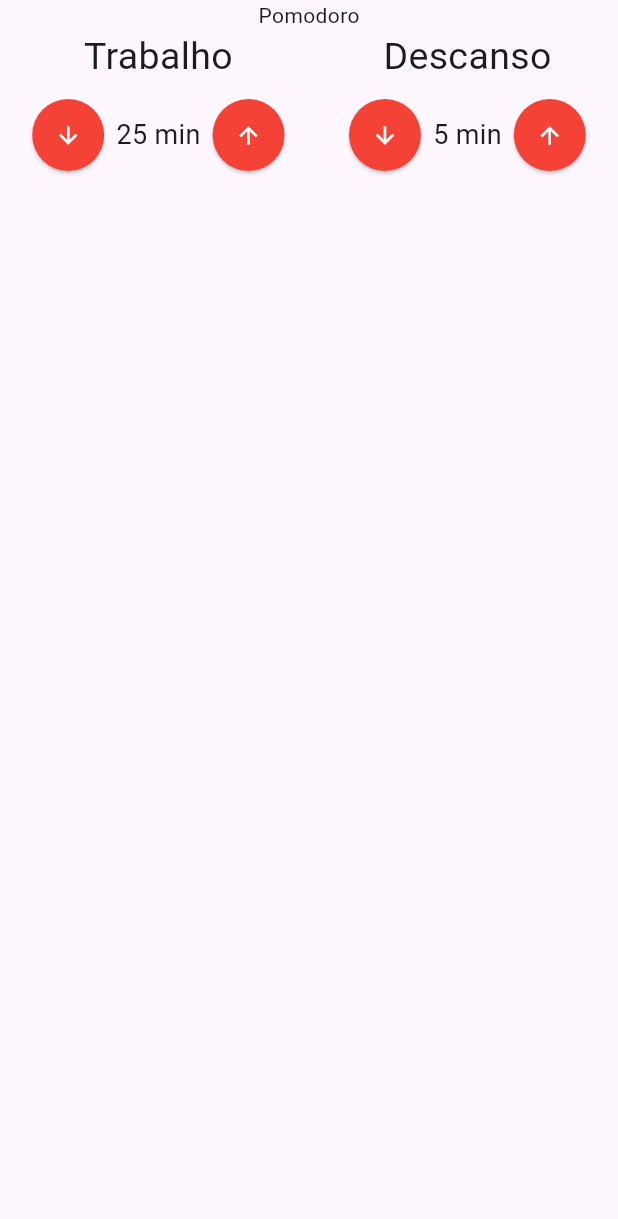
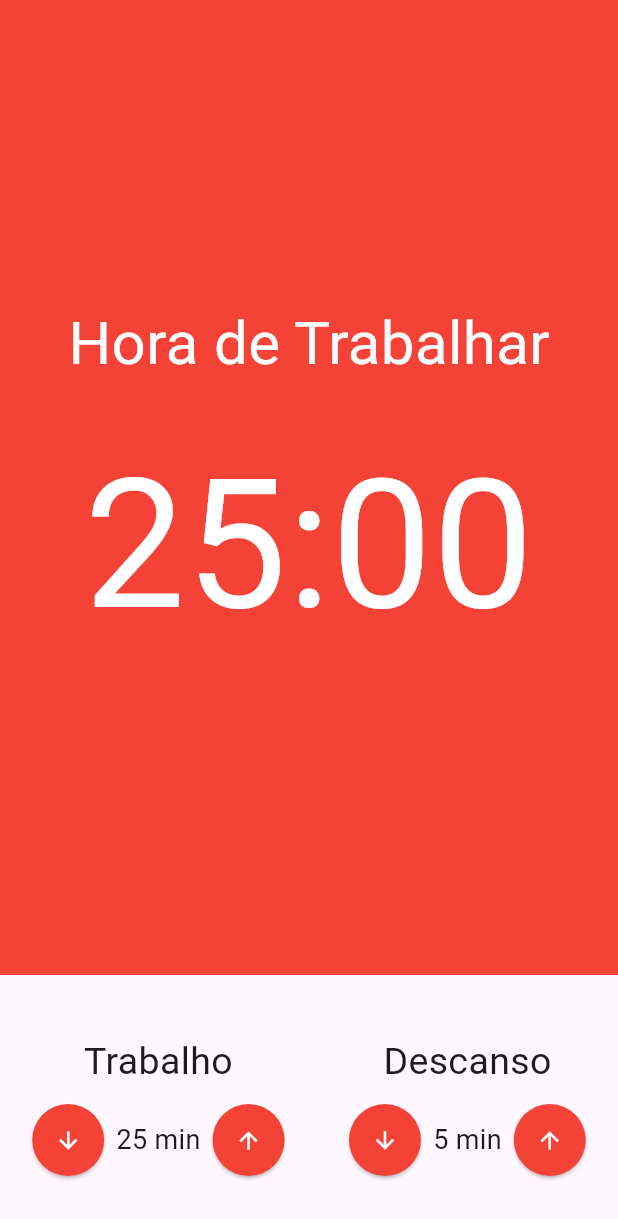
Before and after one commit to Jo-Analyst/promodoro, a Flutter app: the screen it shows after launch, on a phone screen of 412 x 824 dp. Shown: the top 1219 px of the screen. Run offline on Flutter 3.47's test engine with Material 3 defaults, Android fonts, the phone set to English and light mode, and no system bars; our stand-ins replace mobx; generated files the repository leaves out were written again.

Commit message:
459. Componente Cronômetro

```diff
--- /dev/null
+++ b/lib/components/cronometro.dart
@@ -0,0 +1,28 @@
+import 'package:flutter/material.dart';
+
+class Cronometro extends StatelessWidget {
+  const Cronometro({super.key});
+
+  @override
+  Widget build(BuildContext context) {
+    return Container(
+      color: Colors.red,
+      child: const Column(
+        mainAxisAlignment: MainAxisAlignment.center,
+        children: [
+          Text(
+            'Hora de Trabalhar',
+            style: TextStyle(fontSize: 40, color: Colors.white),
+          ),
+          SizedBox(
+            height: 20,
+          ),
+          Text(
+            '25:00',
+            style: TextStyle(fontSize: 120, color: Colors.white),
+          )
+        ],
+      ),
+    );
+  }
+}
--- a/lib/components/entrada_tempo.dart
+++ b/lib/components/entrada_tempo.dart
@@ -18,7 +18,7 @@
       children: [
         Text(
           titulo,
-          style: TextStyle(fontSize: 25),
+          style: const TextStyle(fontSize: 25),
         ),
         const SizedBox(height: 10),
         Row(
@@ -38,7 +38,7 @@
             ),
             Text(
               '$valor min',
-              style: TextStyle(fontSize: 18),
+              style: const TextStyle(fontSize: 18),
             ),
             ElevatedButton(
               onPressed: () {},
--- a/lib/pages/pomodoro.dart
+++ b/lib/pages/pomodoro.dart
@@ -1,4 +1,5 @@
 import 'package:flutter/material.dart';
+import 'package:pomodoro/components/cronometro.dart';
 import 'package:pomodoro/components/entrada_tempo.dart';
 
 class Pomodoro extends StatelessWidget {
@@ -8,14 +9,18 @@
   Widget build(BuildContext context) {
     return const Scaffold(
       body: Column(
+        crossAxisAlignment: CrossAxisAlignment.stretch,
         children: [
-          Text("Pomodoro"),
-          Row(
-            mainAxisAlignment: MainAxisAlignment.spaceAround,
-            children: [
-              EntradaTempo(titulo: 'Trabalho', valor: 25),
-              EntradaTempo(titulo: 'Descanso', valor: 5)
-            ],
+          Expanded(child: Cronometro()),
+          Padding(
+            padding: EdgeInsets.symmetric(vertical: 40),
+            child: Row(
+              mainAxisAlignment: MainAxisAlignment.spaceAround,
+              children: [
+                EntradaTempo(titulo: 'Trabalho', valor: 25),
+                EntradaTempo(titulo: 'Descanso', valor: 5)
+              ],
+            ),
           ),
         ],
       ),
```
